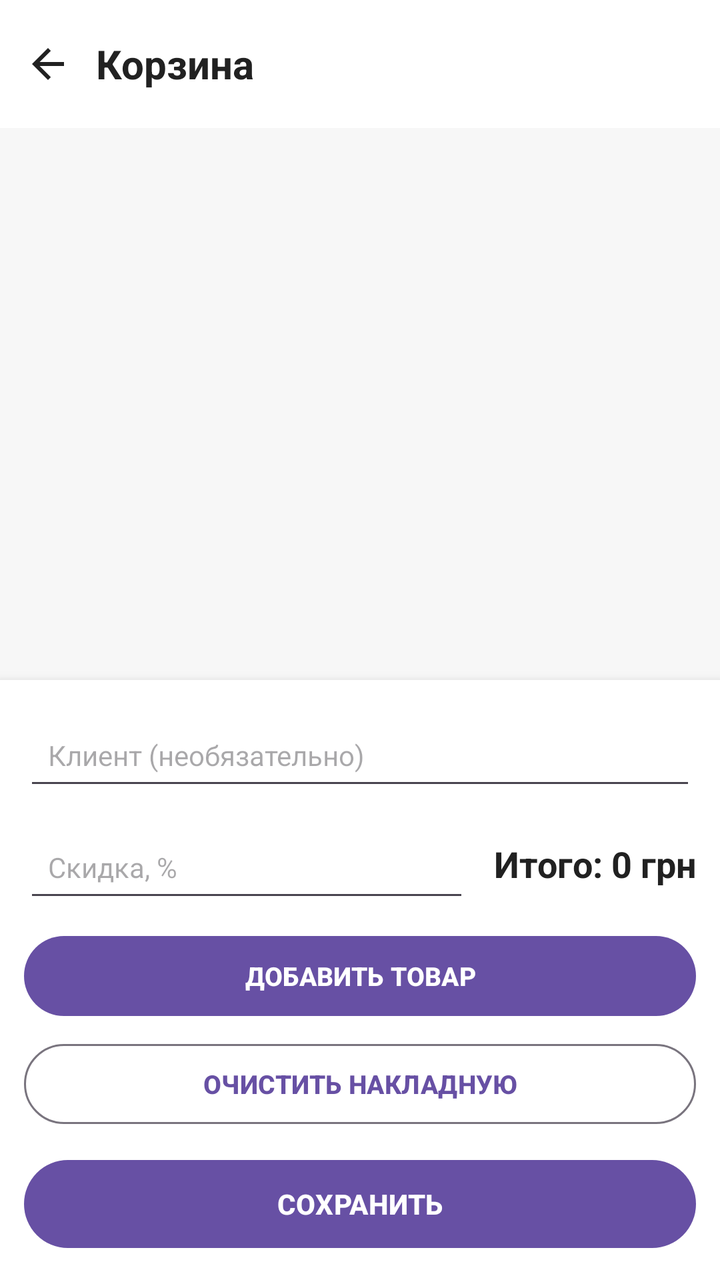
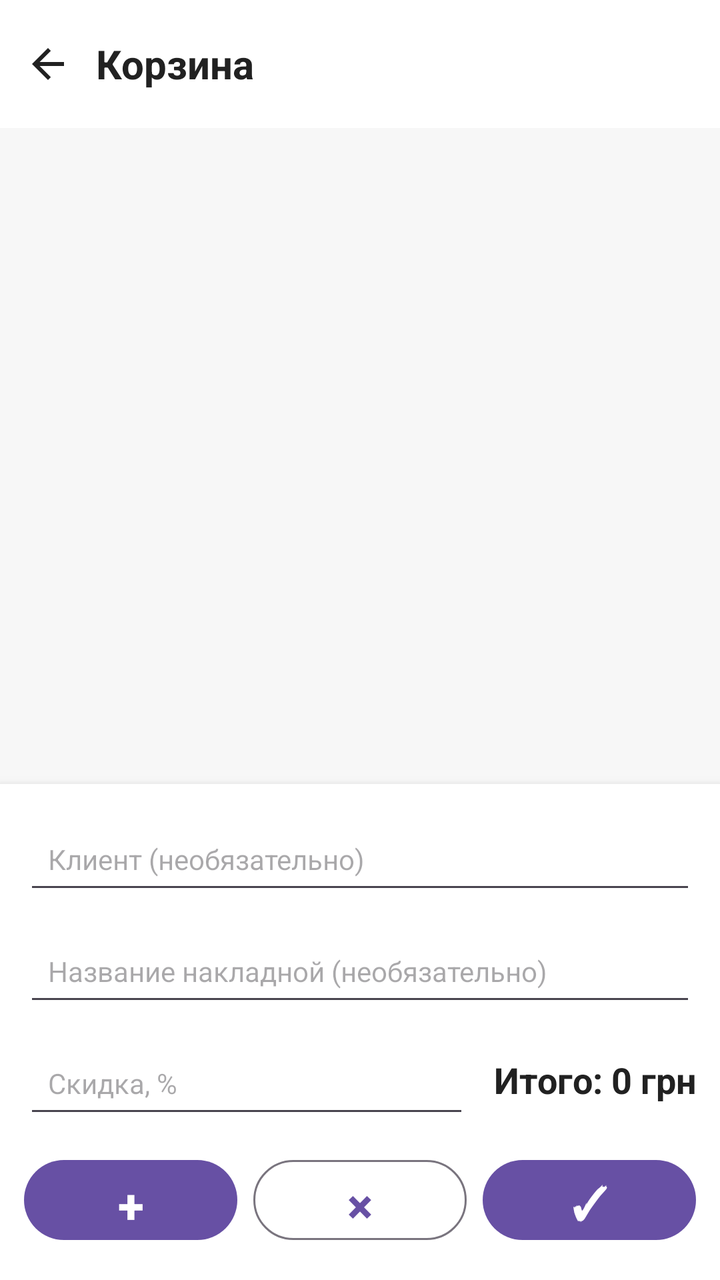

Screens rendered from an Android XML layout before and after an edit, with the pre-edit source and the edit as a unified diff.
<!-- AndroidManifest.xml: application theme Theme.Dymsystem -->
<!-- res/layout/activity_cart.xml -->
<?xml version="1.0" encoding="utf-8"?>
<LinearLayout
    xmlns:android="http://schemas.android.com/apk/res/android"
    xmlns:app="http://schemas.android.com/apk/res-auto"
    android:layout_width="match_parent"
    android:layout_height="match_parent"
    android:orientation="vertical"
    android:background="#F7F7F7">

    
    <LinearLayout
        android:layout_width="match_parent"
        android:layout_height="?attr/actionBarSize"
        android:background="@android:color/white"
        android:gravity="center_vertical"
        android:orientation="horizontal">

        <ImageButton
            android:id="@+id/buttonBackCart"
            android:layout_width="48dp"
            android:layout_height="48dp"
            android:background="?attr/selectableItemBackgroundBorderless"
            android:contentDescription="Назад"
            android:padding="12dp"
            android:src="@drawable/ic_arrow_back" />

        <TextView
            android:layout_width="wrap_content"
            android:layout_height="wrap_content"
            android:text="Корзина"
            android:textColor="#212121"
            android:textSize="20sp"
            android:textStyle="bold" />

    </LinearLayout>

    
    <androidx.recyclerview.widget.RecyclerView
        android:id="@+id/recyclerCart"
        android:layout_width="match_parent"
        android:layout_height="0dp"
        android:layout_weight="1"
        android:clipToPadding="false"
        android:padding="6dp"
        android:scrollbars="vertical" />

    
    <LinearLayout
        android:layout_width="match_parent"
        android:layout_height="wrap_content"
        android:background="@android:color/white"
        android:elevation="6dp"
        android:orientation="vertical"
        android:padding="12dp">

        <EditText
            android:id="@+id/editCartClient"
            android:layout_width="match_parent"
            android:layout_height="48dp"
            android:layout_marginBottom="8dp"
            android:hint="Клиент (необязательно)"
            android:inputType="textCapSentences"
            android:maxLines="1"
            android:paddingStart="12dp"
            android:paddingEnd="12dp"
            android:textSize="14sp" />

        
        <LinearLayout
            android:layout_width="match_parent"
            android:layout_height="wrap_content"
            android:gravity="center_vertical"
            android:orientation="horizontal">

            <EditText
                android:id="@+id/editCartDiscount"
                android:layout_width="0dp"
                android:layout_height="48dp"
                android:layout_weight="1"
                android:hint="Скидка, %"
                android:inputType="numberDecimal"
                android:maxLines="1"
                android:paddingStart="12dp"
                android:paddingEnd="12dp"
                android:textSize="14sp" />

            <TextView
                android:id="@+id/textCartTotal"
                android:layout_width="wrap_content"
                android:layout_height="wrap_content"
                android:layout_marginStart="12dp"
                android:gravity="end"
                android:text="Итого: 0 грн"
                android:textColor="#212121"
                android:textSize="18sp"
                android:textStyle="bold" />

        </LinearLayout>

        
        <com.google.android.material.button.MaterialButton
            android:id="@+id/buttonAddCartProduct"
            android:layout_width="match_parent"
            android:layout_height="48dp"
            android:layout_marginTop="8dp"
            android:text="ДОБАВИТЬ ТОВАР"
            android:textSize="13sp"
            android:textStyle="bold"
            app:cornerRadius="24dp" />

        
        <com.google.android.material.button.MaterialButton
            android:id="@+id/buttonClearCart"
            android:layout_width="match_parent"
            android:layout_height="48dp"
            android:layout_marginTop="6dp"
            android:text="ОЧИСТИТЬ НАКЛАДНУЮ"
            android:textSize="13sp"
            android:textStyle="bold"
            app:cornerRadius="24dp"
            style="@style/Widget.Material3.Button.OutlinedButton" />

        
        <com.google.android.material.button.MaterialButton
            android:id="@+id/buttonSaveCart"
            android:layout_width="match_parent"
            android:layout_height="52dp"
            android:layout_marginTop="10dp"
            android:text="СОХРАНИТЬ"
            android:textSize="14sp"
            android:textStyle="bold"
            app:cornerRadius="26dp" />

    </LinearLayout>

</LinearLayout>
<!-- resources referenced by this layout -->
<resources>
  <!-- drawable ic_arrow_back (drawable) -->
  <?xml version="1.0" encoding="utf-8"?>
  <vector
      xmlns:android="http://schemas.android.com/apk/res/android"
      android:width="24dp"
      android:height="24dp"
      android:viewportWidth="24"
      android:viewportHeight="24">
  
      <path
          android:fillColor="#212121"
          android:pathData="M20,11L7.83,11l5.59,-5.59L12,4l-8,8 8,8 1.41,-1.41L7.83,13L20,13z" />
  
  </vector>
  <style name="Theme.Dymsystem" parent="Base.Theme.Dymsystem" />
  <style name="Base.Theme.Dymsystem" parent="Theme.Material3.DayNight.NoActionBar">
          
          
      </style>
</resources>

<!-- the commit's change to res/layout/activity_cart.xml (unified diff, before → after) -->
@@ -65,6 +65,19 @@
             android:paddingEnd="12dp"
             android:textSize="14sp" />
 
+        <EditText
+            android:id="@+id/editCartInvoiceName"
+            android:layout_width="match_parent"
+            android:layout_height="48dp"
+            android:layout_marginBottom="8dp"
+            android:hint="Название накладной (необязательно)"
+            android:inputType="textCapSentences"
+            android:maxLines="1"
+            android:paddingStart="12dp"
+            android:paddingEnd="12dp"
+            android:textSize="14sp" />
+
+
         
         <LinearLayout
             android:layout_width="match_parent"
@@ -98,39 +111,53 @@
         </LinearLayout>
 
         
-        <com.google.android.material.button.MaterialButton
-            android:id="@+id/buttonAddCartProduct"
+        <LinearLayout
             android:layout_width="match_parent"
-            android:layout_height="48dp"
+            android:layout_height="56dp"
             android:layout_marginTop="8dp"
-            android:text="ДОБАВИТЬ ТОВАР"
-            android:textSize="13sp"
-            android:textStyle="bold"
-            app:cornerRadius="24dp" />
+            android:gravity="center"
+            android:orientation="horizontal">
 
-        
-        <com.google.android.material.button.MaterialButton
-            android:id="@+id/buttonClearCart"
-            android:layout_width="match_parent"
-            android:layout_height="48dp"
-            android:layout_marginTop="6dp"
-            android:text="ОЧИСТИТЬ НАКЛАДНУЮ"
-            android:textSize="13sp"
-            android:textStyle="bold"
-            app:cornerRadius="24dp"
-            style="@style/Widget.Material3.Button.OutlinedButton" />
+            
+            <com.google.android.material.button.MaterialButton
+                android:id="@+id/buttonAddCartProduct"
+                android:layout_width="0dp"
+                android:layout_height="48dp"
+                android:layout_weight="1"
+                android:text="+"
+                android:textSize="24sp"
+                android:textStyle="bold"
+                android:contentDescription="Добавить товар"
+                app:cornerRadius="24dp" />
 
-        
-        <com.google.android.material.button.MaterialButton
-            android:id="@+id/buttonSaveCart"
-            android:layout_width="match_parent"
-            android:layout_height="52dp"
-            android:layout_marginTop="10dp"
-            android:text="СОХРАНИТЬ"
-            android:textSize="14sp"
-            android:textStyle="bold"
-            app:cornerRadius="26dp" />
+            
+            <com.google.android.material.button.MaterialButton
+                android:id="@+id/buttonClearCart"
+                android:layout_width="0dp"
+                android:layout_height="48dp"
+                android:layout_marginStart="8dp"
+                android:layout_weight="1"
+                android:text="×"
+                android:textSize="24sp"
+                android:textStyle="bold"
+                android:contentDescription="Очистить накладную"
+                app:cornerRadius="24dp"
+                style="@style/Widget.Material3.Button.OutlinedButton" />
 
+            
+            <com.google.android.material.button.MaterialButton
+                android:id="@+id/buttonSaveCart"
+                android:layout_width="0dp"
+                android:layout_height="48dp"
+                android:layout_marginStart="8dp"
+                android:layout_weight="1"
+                android:text="✓"
+                android:textSize="22sp"
+                android:textStyle="bold"
+                android:contentDescription="Сохранить"
+                app:cornerRadius="24dp" />
+
+        </LinearLayout>
     </LinearLayout>
 
 </LinearLayout>
